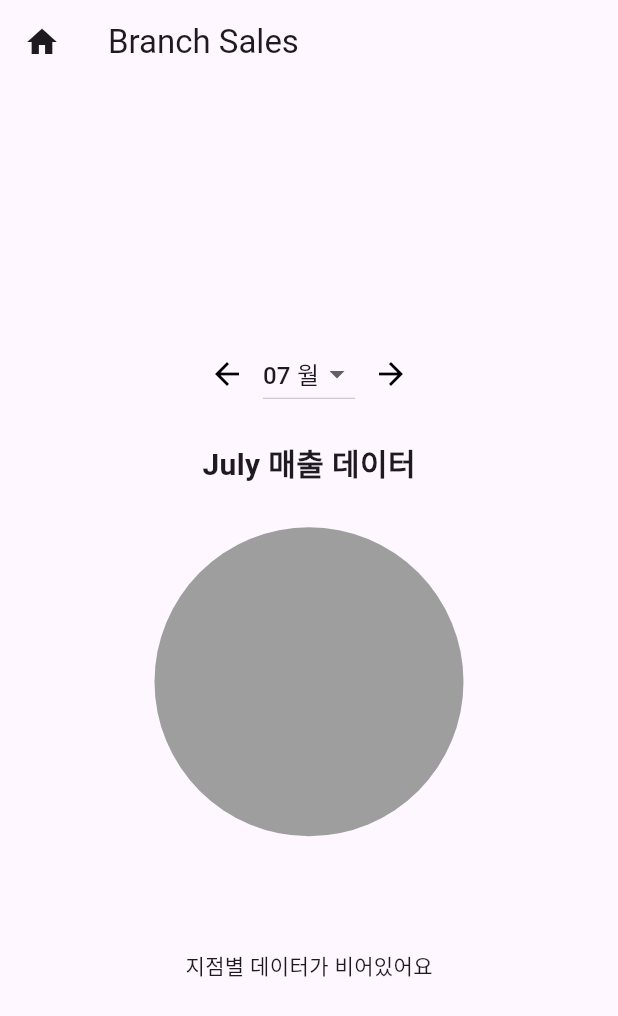
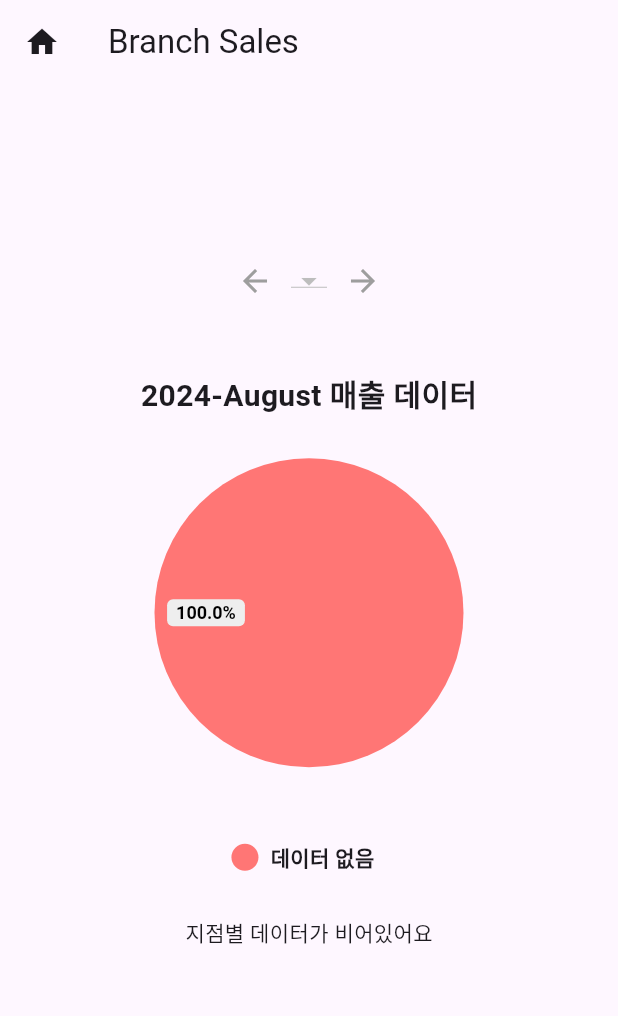
Before and after one commit to SangBeomPark-Bump/tjproject_02_shoes_app, a Flutter app: the MBranch screen opened directly, after a tap on the "arrow back" icon, on a phone screen of 412 x 824 dp. Shown: the top 1016 px of the screen. Run offline on Flutter 3.47's test engine with Material 3 defaults, Android fonts, the phone set to English and light mode, and no system bars; drawn by our look-alikes of pie_chart; our stand-ins replace get, get_storage, sqflite, syncfusion_flutter_charts; missing offline and left inert: dart:ffi; accounts and stored records are empty.

Commit message:
piechart changed

```diff
--- a/shoes_app/lib/view/management/m_branch.dart
+++ b/shoes_app/lib/view/management/m_branch.dart
@@ -14,17 +14,18 @@ class MBranch extends StatefulWidget {
 
 class _MBranchState extends State<MBranch> {
   late Database _database;
-  String selectedMonth = DateFormat('MM').format(DateTime.now());
+  String selectedMonth = DateFormat('yyyy-MM').format(DateTime.now());
   bool isDatabaseInitialized = false;
-  final List<String> availableMonths = ['05', '06', '07', '08'];
+  late List<String> availableMonths ;
 
   @override
   void initState() {
     super.initState();
     _initializeDatabase();
-    if (!availableMonths.contains(selectedMonth)) {
-      selectedMonth = '05'; // 기본적으로 5월로 설정
-    }
+    availableMonths = ['06','07', '08'];
+    // if (!availableMonths.contains(selectedMonth)) {
+    //   selectedMonth = '08'; // 기본적으로 5월로 설정
+    // }
   }
 
   Future<void> _initializeDatabase() async {
@@ -37,6 +38,23 @@ class _MBranchState extends State<MBranch> {
     });
   }
 
+  Future<List<String>> _loadAvailableMonth()async{
+      List<Map<String, dynamic>> rawData = await _database.rawQuery('''
+        SELECT substr(o.paymenttime, 0, 7) as ym
+        FROM ordered o
+        GROUP BY ym
+      ''', );
+      List<String> availableMonths = [];
+      for (Map i in rawData){
+        availableMonths.add(i['ym']);
+      }
+      return availableMonths;
+
+
+  }
+
+
+
   Future<Map<String, double>> _loadBranchSalesData() async {
     if (!isDatabaseInitialized) {
       return {};
@@ -47,14 +65,17 @@ class _MBranchState extends State<MBranch> {
         SELECT b.branchname, SUM(o.quantity) as total_sales
         FROM ordered o
         JOIN branch b ON o.branch_branchcode = b.branchcode
-        WHERE strftime('%m', o.paymenttime) = ?
+        WHERE strftime('%Y-%m', o.pickuptime) = ?
         GROUP BY b.branchname
       ''', [selectedMonth]);
-
+      if (rawData.isNotEmpty){
         return {
           for (var data in rawData)
             data['branchname'].toString(): (data['total_sales'] as num).toDouble(),
         };
+      }else{
+        return {'데이터 없음': 1.0};
+      }
     } catch (e) {
       print("Error loading branch sales data: $e");
       return {'데이터 없음': 1.0};
@@ -62,21 +83,22 @@ class _MBranchState extends State<MBranch> {
   }
 
   void _onMonthChanged(String newMonth) {
-    if (availableMonths.contains(newMonth)) {
       setState(() {
         selectedMonth = newMonth;
       });
-    }
+
   }
 
-  void _onPreviousMonth() {
+  void _onPreviousMonth(availableMonths) {
+    // print(selectedMonth);
     int currentMonthIndex = availableMonths.indexOf(selectedMonth);
     if (currentMonthIndex > 0) {
+      // print(availableMonths);
       _onMonthChanged(availableMonths[currentMonthIndex - 1]);
     }
   }
 
-  void _onNextMonth() {
+  void _onNextMonth(availableMonths) {
     int currentMonthIndex = availableMonths.indexOf(selectedMonth);
     if (currentMonthIndex < availableMonths.length - 1) {
       _onMonthChanged(availableMonths[currentMonthIndex + 1]);
@@ -85,7 +107,7 @@ class _MBranchState extends State<MBranch> {
 
   @override
   Widget build(BuildContext context) {
-    String currentMonthName = DateFormat('MMMM').format(DateFormat('MM').parse(selectedMonth));
+    String currentMonthName = DateFormat('yyyy-MMMM').format(DateFormat('yyyy-MM').parse(selectedMonth));
 
     return Scaffold(
       appBar: AppBar(
@@ -101,9 +123,56 @@ class _MBranchState extends State<MBranch> {
         ),
       ),
       body: isDatabaseInitialized
-          ? FutureBuilder<Map<String, double>>(
+          ? SizedBox(
+            height: 700,
+            child: Column(
+              mainAxisAlignment: MainAxisAlignment.center,
+              children: [
+                FutureBuilder(
+                  future: _loadAvailableMonth(),
+                  builder:(context, availableMonths) =>
+                  (availableMonths.data != null)
+                  ?Column(
+                    mainAxisAlignment: MainAxisAlignment.center,
+                    children: [
+                        Row(
+                            mainAxisAlignment: MainAxisAlignment.center,
+                            children: [
+                              IconButton(
+                                icon: Icon(Icons.arrow_back),
+                                onPressed:() => _onPreviousMonth(availableMonths.data!),
+                                color: availableMonths.data!.indexOf(selectedMonth) > 0
+                                    ? Colors.black
+                                    : Colors.grey, // 비활성화 색상 적용
+                              ),
+                              DropdownButton<String>(
+                                value: selectedMonth,
+                                items:availableMonths.data!
+                                .map((month) {
+                                  return DropdownMenuItem(
+                                    value: month,
+                                    child: Text('$month 월'),
+                                  );
+                                }
+                                ).toList(),
+                                onChanged: (newMonth) {
+                                  print(availableMonths);
+                                  _onMonthChanged(newMonth!);
+                                },
+                              ),
+                              IconButton(
+                                icon: Icon(Icons.arrow_forward),
+                                onPressed:()=> _onNextMonth(availableMonths.data!),
+                                color: availableMonths.data!.indexOf(selectedMonth) < availableMonths.data!.length - 1
+                                    ? Colors.black
+                                    : Colors.grey, // 비활성화 색상 적용
+                              ),
+                            ],
+                          ),
+                      FutureBuilder<Map<String, double>>(
                           future: _loadBranchSalesData(),
                           builder: (context, snapshot) {
+                            // print(snapshot.data);
                             if (snapshot.connectionState == ConnectionState.waiting) {
                               return const Center(child: CircularProgressIndicator());
                             } else if (snapshot.hasError) {
@@ -115,35 +184,7 @@ class _MBranchState extends State<MBranch> {
                                 child: Column(
                                   mainAxisAlignment: MainAxisAlignment.center,
                                   children: [
-                        Row(
-                          mainAxisAlignment: MainAxisAlignment.center,
-                          children: [
-                            IconButton(
-                              icon: Icon(Icons.arrow_back),
-                              onPressed: _onPreviousMonth,
-                              color: availableMonths.indexOf(selectedMonth) > 0
-                                  ? Colors.black
-                                  : Colors.grey, // 비활성화 색상 적용
-                            ),
-                            DropdownButton<String>(
-                              value: selectedMonth,
-                              items: availableMonths.map((month) {
-                                return DropdownMenuItem(
-                                  value: month,
-                                  child: Text('$month 월'),
-                                );
-                              }).toList(),
-                              onChanged: (newMonth) => _onMonthChanged(newMonth!),
-                            ),
-                            IconButton(
-                              icon: Icon(Icons.arrow_forward),
-                              onPressed: _onNextMonth,
-                              color: availableMonths.indexOf(selectedMonth) < availableMonths.length - 1
-                                  ? Colors.black
-                                  : Colors.grey, // 비활성화 색상 적용
-                            ),
-                          ],
-                        ),
+
                                     const SizedBox(height: 20),
                                     Text(
                                       '$currentMonthName 매출 데이터',
@@ -174,6 +215,14 @@ class _MBranchState extends State<MBranch> {
                               return const Center(child: Text('No data available'));
                             }
                           },
+                        ),
+                    ],
+                  )
+                  : const CircularProgressIndicator()
+                  ,
+                ),
+              ],
+            ),
           )
           : const Center(child: CircularProgressIndicator()),
     );
```
Also changed, not shown: shoes_app/lib/vm/database_handler_management.dart (+2 -65 lines). Lines whose indentation alone changed are shown as unchanged.
